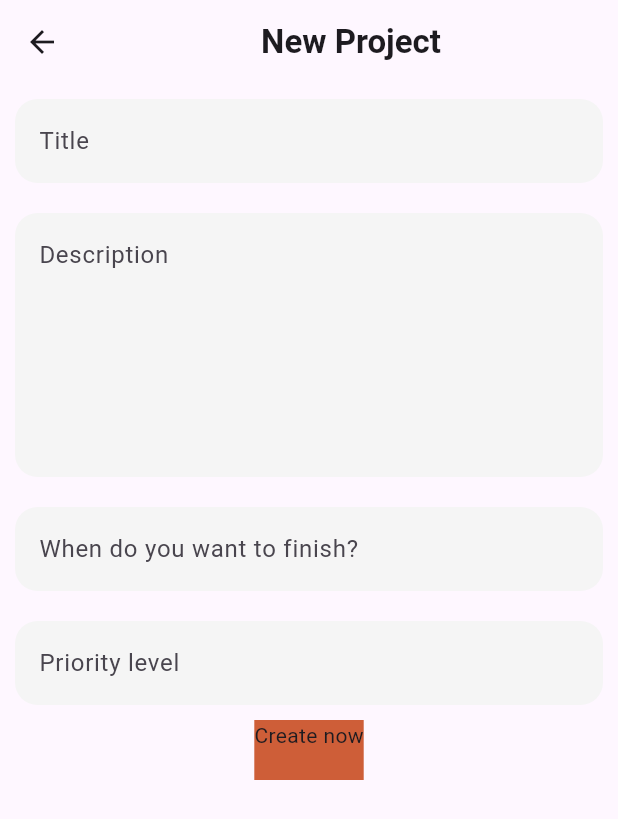
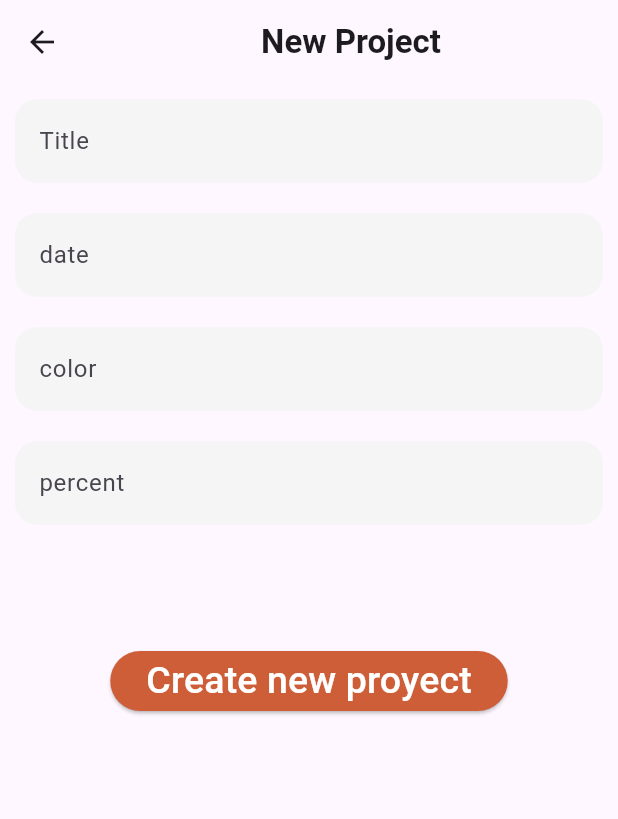
Before and after one commit to alejopadido/curso-diego, a Flutter app: the NewprojectScreen screen opened directly, on a phone screen of 412 x 824 dp. Shown: the top 819 px of the screen. Run offline on Flutter 3.47's test engine with Material 3 defaults, Android fonts, the phone set to English and light mode, and no system bars; our stand-ins replace percent_indicator.

Commit message:
recuperacion de los textfields

```diff
--- a/lib/Classes/activityWithPercentClass.dart
+++ b/lib/Classes/projectWithPercentclass.dart
@@ -3,6 +3,7 @@ import 'dart:ui';
 class ProjectWithPercentclass {
   String task;
   String date;
+  String? description;
   double percentage;
   Color color;
   Color percentColor;
--- a/lib/Providers/projectTaskProvider.dart
+++ b/lib/Providers/projectTaskProvider.dart
@@ -1,4 +1,4 @@
-import 'package:dieguin_app/Classes/activityWithPercentClass.dart';
+import 'package:dieguin_app/Classes/projectWithPercentclass.dart';
 import 'package:dieguin_app/core/constants/app.colors.dart';
 import 'package:dieguin_app/presentation/widgets/propjectWhitPercent.dart';
 import 'package:flutter/material.dart';
@@ -46,4 +46,6 @@ class PercentTaskProvider extends ChangeNotifier {
     activityWithPercentList.add(p);
     notifyListeners();
   }
+
+  void deleteProjectWithPercent(ProjectWithPercent p) {}
 }
--- a/lib/main.dart
+++ b/lib/main.dart
@@ -15,7 +15,7 @@ void main() {
         create: (context) => Tasktodayprovider(),
       )
     ],
-    child: MyApp(),
+    child: const MyApp(),
   ));
 }
 
--- a/lib/presentation/screens/home_screen.dart
+++ b/lib/presentation/screens/home_screen.dart
@@ -1,10 +1,7 @@
 import 'package:dieguin_app/Providers/projectTaskProvider.dart';
 import 'package:dieguin_app/Providers/taskTodayProvider.dart';
-import 'package:dieguin_app/core/constants/constants.dart';
 import 'package:dieguin_app/presentation/widgets/calendar.dart';
 import 'package:dieguin_app/presentation/widgets/createNewTask.dart';
-import 'package:dieguin_app/presentation/widgets/taskWithCheckMark.dart';
-import 'package:dieguin_app/presentation/widgets/propjectWhitPercent.dart';
 import 'package:flutter/material.dart';
 import 'package:provider/provider.dart';
 
@@ -72,7 +69,7 @@ class Home_Screen extends StatelessWidget {
 
                 const SizedBox(height: 20),
                 const Padding(
-                  padding: const EdgeInsets.all(8.0),
+                  padding: EdgeInsets.all(8.0),
                   child: Text(
                     'Proyects progress',
                     style: TextStyle(
--- a/lib/presentation/screens/newProject_screen.dart
+++ b/lib/presentation/screens/newProject_screen.dart
@@ -1,9 +1,26 @@
+import 'package:dieguin_app/Classes/projectWithPercentclass.dart';
+import 'package:dieguin_app/Providers/projectTaskProvider.dart';
 import 'package:dieguin_app/core/constants/app.colors.dart';
+import 'package:dieguin_app/main.dart';
+import 'package:dieguin_app/presentation/widgets/propjectWhitPercent.dart';
 import 'package:dieguin_app/presentation/widgets/textField.dart';
 import 'package:flutter/material.dart';
+import 'package:provider/provider.dart';
 
 class NewprojectScreen extends StatelessWidget {
-  const NewprojectScreen({super.key});
+  NewprojectScreen({
+    super.key,
+  });
+
+  final taskDescrip = TextEditingController();
+  final finishedDate = TextEditingController();
+  final colorOfWidget = TextEditingController();
+  final percent = TextEditingController();
+
+  String taskDescripString = '';
+  String finishedDateString = '';
+  String colorOfWidgetString = '';
+  String percentString = '';
 
   @override
   Widget build(BuildContext context) {
@@ -22,19 +39,31 @@ class NewprojectScreen extends StatelessWidget {
       body: Column(
         mainAxisSize: MainAxisSize.max,
         children: [
-            const TextfieldForNew(text: 'Title'),
-            const TextfieldForNew(text: 'Description', boxHeight: 6),
-            const TextfieldForNew(text: 'When do you want to finish?'),
-            const TextfieldForNew(text: 'Priority level'),
-            GestureDetector(
-              onTap: () {},
-              child: Container(
-                height: 40,
-                color: AppColors.orange,
-                child: Text('Create now'),
+          TextfieldForNew(text: 'Title', controller: taskDescrip),
+          TextfieldForNew(text: 'date', controller: finishedDate),
+          TextfieldForNew(text: 'color', controller: colorOfWidget),
+          TextfieldForNew(text: 'percent', controller: percent),
+          const SizedBox(height: 70),
+          ElevatedButton(
+            onPressed: () {
+              taskDescripString = taskDescrip.text;
+              finishedDateString = finishedDate.text;
+              colorOfWidgetString = colorOfWidget.text;
+              percentString = percent.text;
+
+              print(
+                  '$colorOfWidgetString$finishedDateString$taskDescripString$percentString');
+            },
+            style: const ButtonStyle(
+              backgroundColor: WidgetStatePropertyAll(AppColors.orange),
+            ),
+            child: const Text(
+              'Create new proyect',
+              style: TextStyle(color: Colors.white, fontSize: 25),
             ),
           ),
         ],
-        ));
+      ),
+    );
   }
 }
--- a/lib/presentation/widgets/createNewTask.dart
+++ b/lib/presentation/widgets/createNewTask.dart
@@ -24,7 +24,7 @@ class CreateNewTask extends StatelessWidget {
                     ),
                   ),
                   TextButton.icon(
-                    icon: Icon(Icons.arrow_right),
+                    icon: const Icon(Icons.arrow_right),
                     onPressed: () {
                       Navigator.push(
                         context,
@@ -39,7 +39,7 @@ class CreateNewTask extends StatelessWidget {
                     ),
                   ),
                   TextButton.icon(
-                    icon: Icon(Icons.arrow_right),
+                    icon: const Icon(Icons.arrow_right),
                     onPressed: () {},
                     label: const Text('Task  '),
                   ),
--- a/lib/presentation/widgets/propjectWhitPercent.dart
+++ b/lib/presentation/widgets/propjectWhitPercent.dart
@@ -1,4 +1,4 @@
-import 'package:dieguin_app/Classes/activityWithPercentClass.dart';
+import 'package:dieguin_app/Classes/projectWithPercentclass.dart';
 import 'package:flutter/material.dart';
 import 'package:percent_indicator/linear_percent_indicator.dart';
 
--- a/lib/presentation/widgets/textField.dart
+++ b/lib/presentation/widgets/textField.dart
@@ -1,27 +1,40 @@
 import 'dart:ui';
 
+import 'package:dieguin_app/Providers/projectTaskProvider.dart';
 import 'package:dieguin_app/core/constants/app.colors.dart';
+import 'package:dieguin_app/main.dart';
 import 'package:flutter/material.dart';
+import 'package:provider/provider.dart';
 
 class TextfieldForNew extends StatelessWidget {
-  const TextfieldForNew({super.key, required this.text, this.boxHeight});
+  const TextfieldForNew({
+    super.key,
+    required this.text,
+    this.boxHeight,
+    this.onPressed,
+    required this.controller,
+  });
   final String text;
   final int? boxHeight;
+  final VoidCallback? onPressed;
+  final TextEditingController controller;
 
   @override
   Widget build(BuildContext context) {
     return Padding(
       padding: const EdgeInsets.all(10.0),
       child: TextField(
+        controller: controller,
         maxLines: boxHeight,
         cursorColor: AppColors.orange,
         decoration: InputDecoration(
-            filled: true,
-            fillColor: Colors.grey.shade100,
-            border: OutlineInputBorder(
-                borderRadius: BorderRadius.circular(15),
-                borderSide: BorderSide.none),
-            hintText: text),
+          filled: true,
+          fillColor: Colors.grey.shade100,
+          border: OutlineInputBorder(
+              borderRadius: BorderRadius.circular(15),
+              borderSide: BorderSide.none),
+          hintText: text,
+        ),
         selectionHeightStyle: BoxHeightStyle.includeLineSpacingBottom,
       ),
     );
```
Lines whose indentation alone changed are shown as unchanged.
